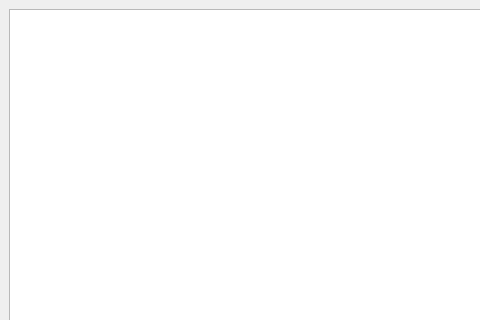
This is Gui/setwindow.ui in Purple-Jesus/Field as Qt 5 draws it before an edit; both pictures show x 0 to 480 and y 0 to 320 of the 760 by 538 pixel window. The edited form follows.
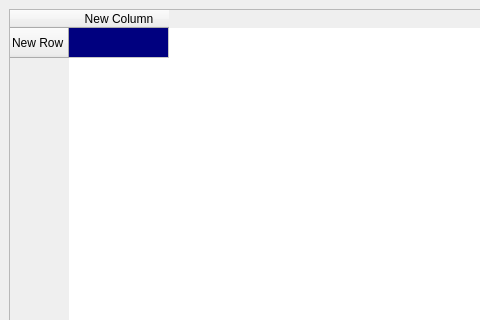
This is the edited form. Icons and pictures are not drawn.

Patch:
```diff
--- a/Gui/setwindow.ui
+++ b/Gui/setwindow.ui
@@ -65,6 +65,27 @@
         <property name="defaultDropAction">
          <enum>Qt::MoveAction</enum>
         </property>
+        <row>
+         <property name="text">
+          <string>New Row</string>
+         </property>
+        </row>
+        <column>
+         <property name="text">
+          <string>New Column</string>
+         </property>
+        </column>
+        <item row="0" column="0">
+         <property name="background">
+          <brush brushstyle="SolidPattern">
+           <color alpha="255">
+            <red>0</red>
+            <green>0</green>
+            <blue>127</blue>
+           </color>
+          </brush>
+         </property>
+        </item>
        </widget>
       </item>
       <item>
```
Left out of the diff: 2 changed lines with no effect on the pictures.
